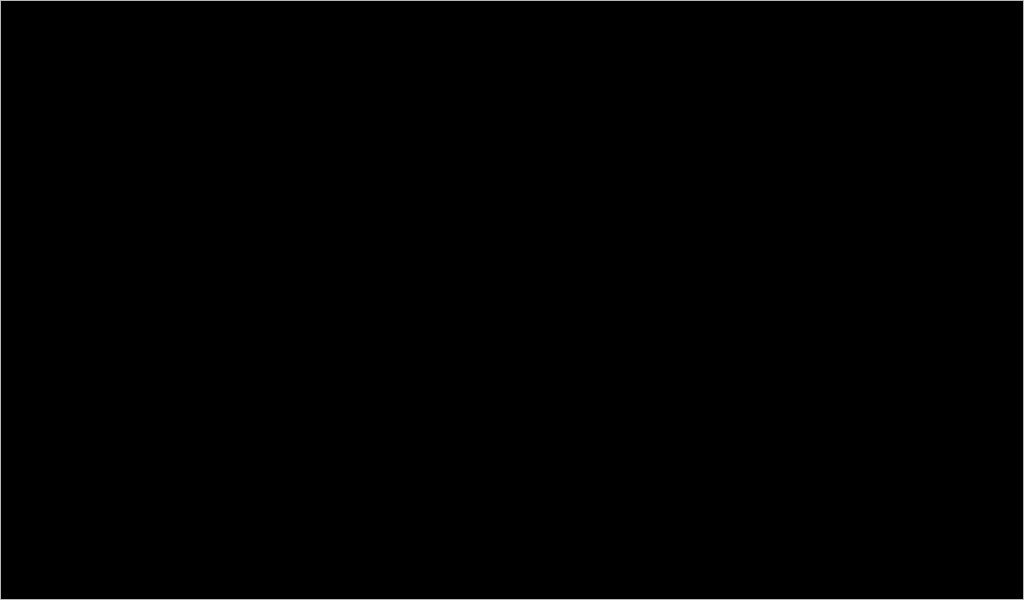
Above: apps/NxRearCam/RearCamFrame.ui from NexellCorp/linux_sdk_displayaudio before the change. Below: the same form after it.
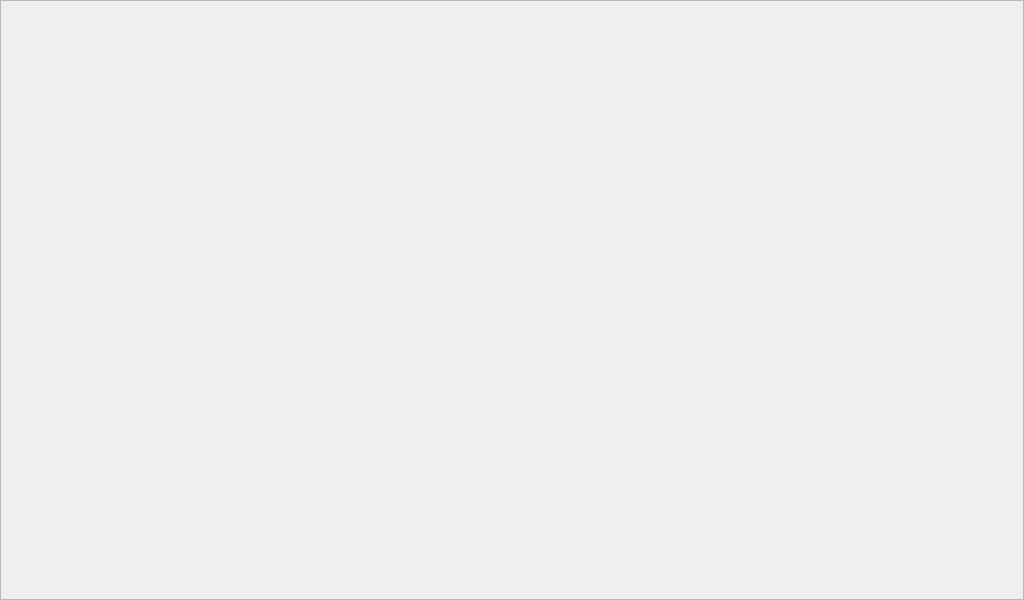
That is the form after the change.

Commit message:
NxRearCam: changed stylesheet for alphablending and added config file for nxp3220
This patch
 - changed stylesheet for alphablending and appliend an opacity event
 - added config file for nxp3220 EVB2

Patch:
```diff
--- a/apps/NxRearCam/RearCamFrame.ui
+++ b/apps/NxRearCam/RearCamFrame.ui
@@ -46,6 +46,15 @@
         </color>
        </brush>
       </colorrole>
+      <colorrole role="Button">
+       <brush brushstyle="SolidPattern">
+        <color alpha="0">
+         <red>0</red>
+         <green>0</green>
+         <blue>0</blue>
+        </color>
+       </brush>
+      </colorrole>
       <colorrole role="Text">
        <brush brushstyle="SolidPattern">
         <color alpha="255">
@@ -65,7 +74,7 @@
        </brush>
       </colorrole>
       <colorrole role="Base">
-       <brush brushstyle="SolidPattern">
+       <brush brushstyle="NoBrush">
         <color alpha="255">
          <red>0</red>
          <green>0</green>
@@ -73,6 +82,15 @@
         </color>
        </brush>
       </colorrole>
+      <colorrole role="Window">
+       <brush brushstyle="SolidPattern">
+        <color alpha="0">
+         <red>0</red>
+         <green>0</green>
+         <blue>0</blue>
+        </color>
+       </brush>
+      </colorrole>
      </active>
      <inactive>
       <colorrole role="WindowText">
@@ -84,6 +102,15 @@
         </color>
        </brush>
       </colorrole>
+      <colorrole role="Button">
+       <brush brushstyle="SolidPattern">
+        <color alpha="0">
+         <red>0</red>
+         <green>0</green>
+         <blue>0</blue>
+        </color>
+       </brush>
+      </colorrole>
       <colorrole role="Text">
        <brush brushstyle="SolidPattern">
         <color alpha="255">
@@ -103,7 +130,7 @@
        </brush>
       </colorrole>
       <colorrole role="Base">
-       <brush brushstyle="SolidPattern">
+       <brush brushstyle="NoBrush">
         <color alpha="255">
          <red>0</red>
          <green>0</green>
@@ -111,6 +138,15 @@
         </color>
        </brush>
       </colorrole>
+      <colorrole role="Window">
+       <brush brushstyle="SolidPattern">
+        <color alpha="0">
+         <red>0</red>
+         <green>0</green>
+         <blue>0</blue>
+        </color>
+       </brush>
+      </colorrole>
      </inactive>
      <disabled>
       <colorrole role="WindowText">
@@ -122,6 +158,15 @@
         </color>
        </brush>
       </colorrole>
+      <colorrole role="Button">
+       <brush brushstyle="SolidPattern">
+        <color alpha="0">
+         <red>0</red>
+         <green>0</green>
+         <blue>0</blue>
+        </color>
+       </brush>
+      </colorrole>
       <colorrole role="Text">
        <brush brushstyle="SolidPattern">
         <color alpha="255">
@@ -141,17 +186,29 @@
        </brush>
       </colorrole>
       <colorrole role="Base">
-       <brush brushstyle="SolidPattern">
+       <brush brushstyle="NoBrush">
         <color alpha="255">
-         <red>239</red>
-         <green>235</green>
-         <blue>231</blue>
+         <red>0</red>
+         <green>0</green>
+         <blue>0</blue>
+        </color>
+       </brush>
+      </colorrole>
+      <colorrole role="Window">
+       <brush brushstyle="SolidPattern">
+        <color alpha="0">
+         <red>0</red>
+         <green>0</green>
+         <blue>0</blue>
         </color>
        </brush>
       </colorrole>
      </disabled>
     </palette>
    </property>
+   <property name="styleSheet">
+    <string notr="true">background-color: rgba(0, 0, 0, 0%);</string>
+   </property>
   </widget>
   <zorder>graphicsView</zorder>
  </widget>
```
The commit also changes 6 other files.
